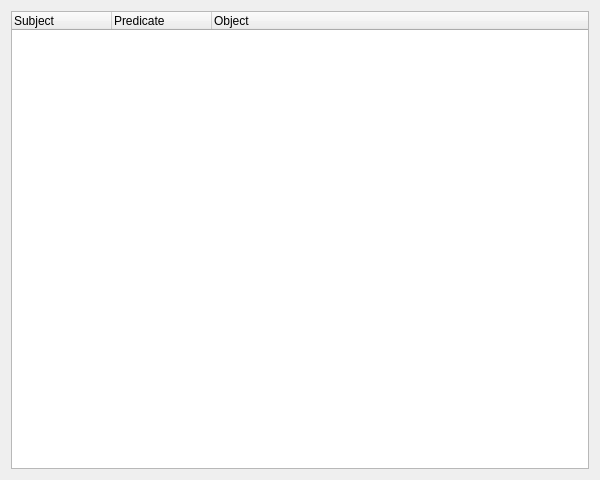
Above: copasi/MIRIAMUI/CQRDFTreeView.ui from copasi/COPASI before the change. Below: the same form after it.
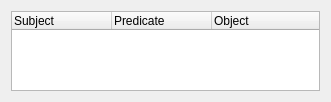
That is the form after the change.

Commit message: Improved sizes to reduce movement of the separator between browser and main widget.

```diff
--- a/copasi/MIRIAMUI/CQRDFTreeView.ui
+++ b/copasi/MIRIAMUI/CQRDFTreeView.ui
@@ -25,8 +25,8 @@
    <rect>
     <x>0</x>
     <y>0</y>
-    <width>600</width>
-    <height>480</height>
+    <width>331</width>
+    <height>102</height>
    </rect>
   </property>
   <property name="caption" stdset="0">
```
Left out of the diff: 12 changed lines with no effect on the pictures. The commit also changes 3 other files.
